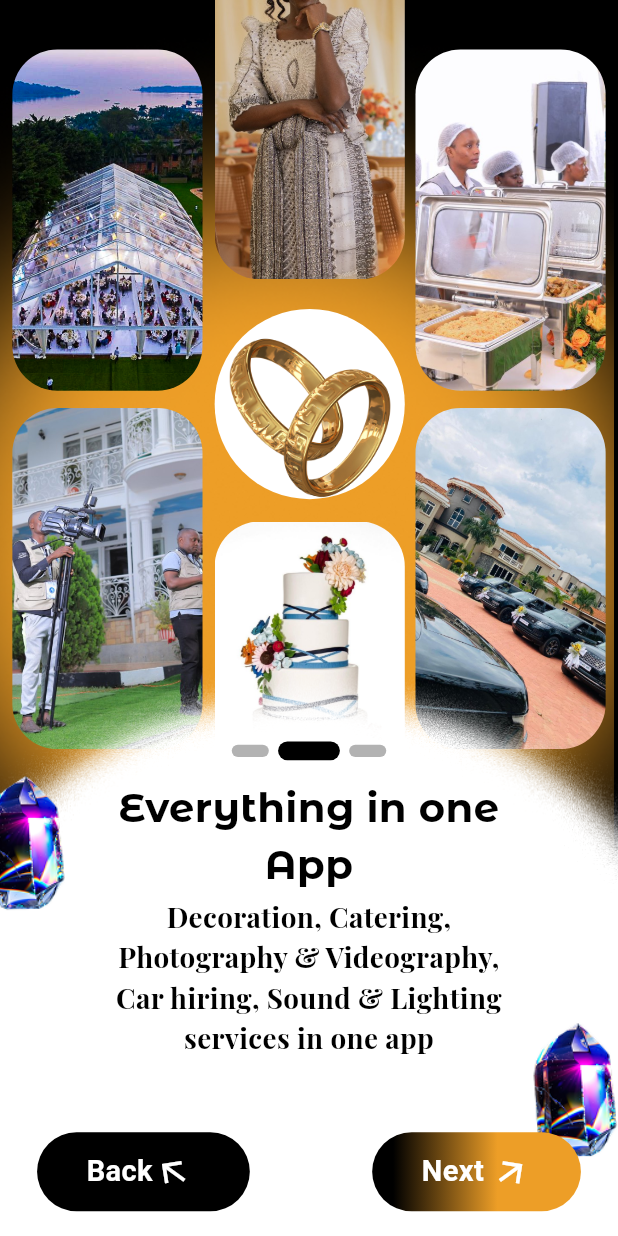
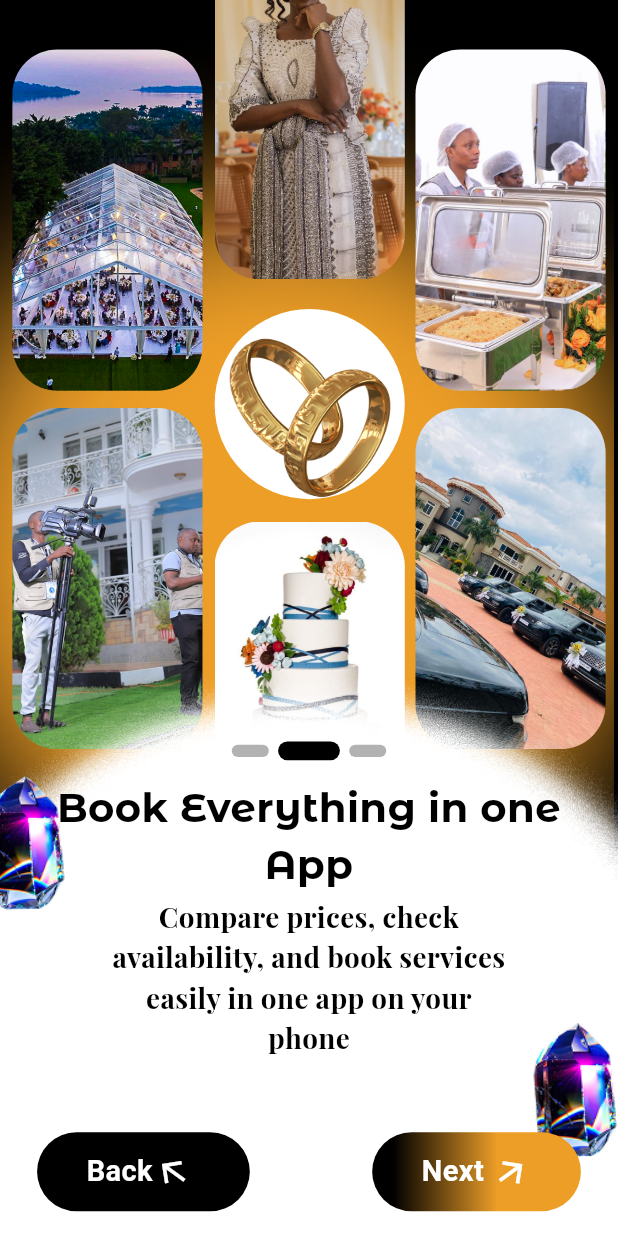
Before and after one commit to Alvin11David/Events-Uganda, a Flutter app: the OnboardingScreen2 screen opened directly, on a phone screen of 412 x 824 dp. Run offline on Flutter 3.47's test engine with Material 3 defaults, Android fonts, the light colour scheme and no system bars; our stand-ins replace cloud_firestore, firebase_auth, firebase_core, firebase_messaging, google_sign_in, shared_preferences and 1 more; accounts and stored records are empty.

Commit message:
Editted obs1

```diff
--- a/events_uganda/lib/Intro/Onboarding_Screen2.dart
+++ b/events_uganda/lib/Intro/Onboarding_Screen2.dart
@@ -188,7 +188,7 @@ class _OnboardingScreen2State extends State<OnboardingScreen2> {
               right: 0,
               child: Center(
                 child: Text(
-                  'Everything in one\nApp',
+                  'Book Everything in one\nApp',
                   textAlign: TextAlign.center,
                   style: TextStyle(
                     color: Colors.black,
@@ -205,7 +205,7 @@ class _OnboardingScreen2State extends State<OnboardingScreen2> {
               right: 0,
               child: Center(
                 child: Text(
-                  'Decoration, Catering,\nPhotography & Videography,\nCar hiring, Sound & Lighting\nservices in one app',
+                  'Compare prices, check\navailability, and book services\neasily in one app on your\nphone',
                   textAlign: TextAlign.center,
                   style: TextStyle(
                     color: Colors.black,
```
